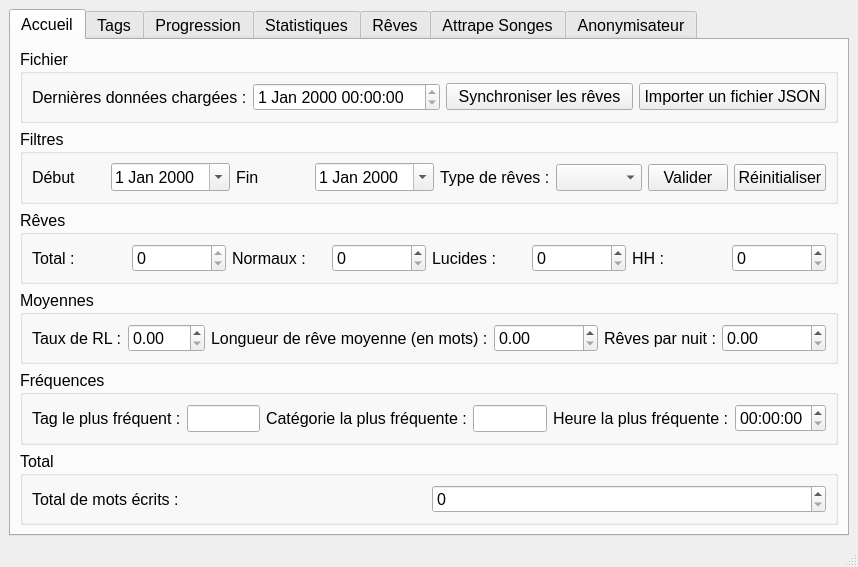
Old version of the form src/ui/main_window.ui in the repository estebanthi/DreamsAnalyzer.
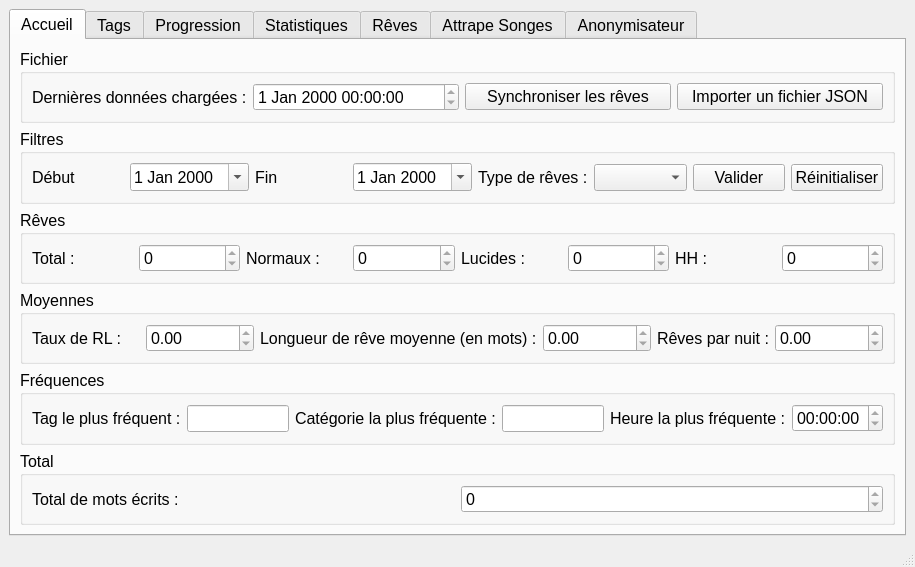
New version of the form. Custom widgets are drawn as their Qt base class.

```diff
--- a/src/ui/main_window.ui
+++ b/src/ui/main_window.ui
@@ -6,7 +6,7 @@
    <rect>
     <x>0</x>
     <y>0</y>
-    <width>820</width>
+    <width>915</width>
     <height>542</height>
    </rect>
   </property>
@@ -235,7 +235,11 @@
             </widget>
            </item>
            <item>
-            <widget class="QSpinBox" name="normalDreamsCounter"/>
+            <widget class="QSpinBox" name="normalDreamsCounter">
+             <property name="readOnly">
+              <bool>true</bool>
+             </property>
+            </widget>
            </item>
            <item>
             <widget class="QLabel" name="label_4">
@@ -250,7 +254,11 @@
             </widget>
            </item>
            <item>
-            <widget class="QSpinBox" name="lucidDreamsCounter"/>
+            <widget class="QSpinBox" name="lucidDreamsCounter">
+             <property name="readOnly">
+              <bool>true</bool>
+             </property>
+            </widget>
            </item>
            <item>
             <widget class="QLabel" name="label_6">
@@ -265,7 +273,11 @@
             </widget>
            </item>
            <item>
-            <widget class="QSpinBox" name="hhCounter"/>
+            <widget class="QSpinBox" name="hhCounter">
+             <property name="readOnly">
+              <bool>true</bool>
+             </property>
+            </widget>
            </item>
           </layout>
          </widget>
@@ -300,6 +312,9 @@
              </item>
              <item>
               <widget class="QDoubleSpinBox" name="lucidDreamsRate">
+               <property name="readOnly">
+                <bool>true</bool>
+               </property>
                <property name="maximum">
                 <double>100.000000000000000</double>
                </property>
@@ -319,6 +334,9 @@
              </item>
              <item>
               <widget class="QDoubleSpinBox" name="averageLength">
+               <property name="readOnly">
+                <bool>true</bool>
+               </property>
                <property name="minimum">
                 <double>0.000000000000000</double>
                </property>
@@ -341,6 +359,9 @@
              </item>
              <item>
               <widget class="QDoubleSpinBox" name="averageDreamsPerNight">
+               <property name="readOnly">
+                <bool>true</bool>
+               </property>
                <property name="maximum">
                 <double>100000000.000000000000000</double>
                </property>
@@ -423,7 +444,11 @@
             </widget>
            </item>
            <item>
-            <widget class="QTimeEdit" name="mostFrequentHour"/>
+            <widget class="QTimeEdit" name="mostFrequentHour">
+             <property name="readOnly">
+              <bool>true</bool>
+             </property>
+            </widget>
            </item>
           </layout>
          </widget>
@@ -453,6 +478,9 @@
            </item>
            <item>
             <widget class="QSpinBox" name="totalWords">
+             <property name="readOnly">
+              <bool>true</bool>
+             </property>
              <property name="maximum">
               <number>1000000000</number>
              </property>
```
Left out of the diff: 10 changed lines with no effect on the pictures.
